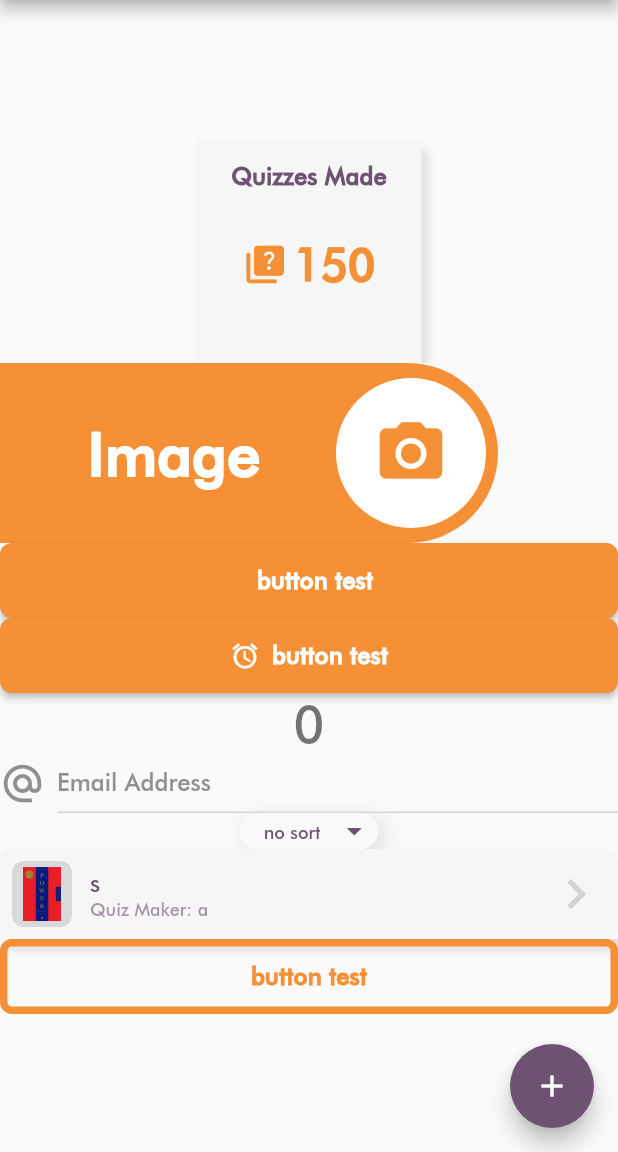
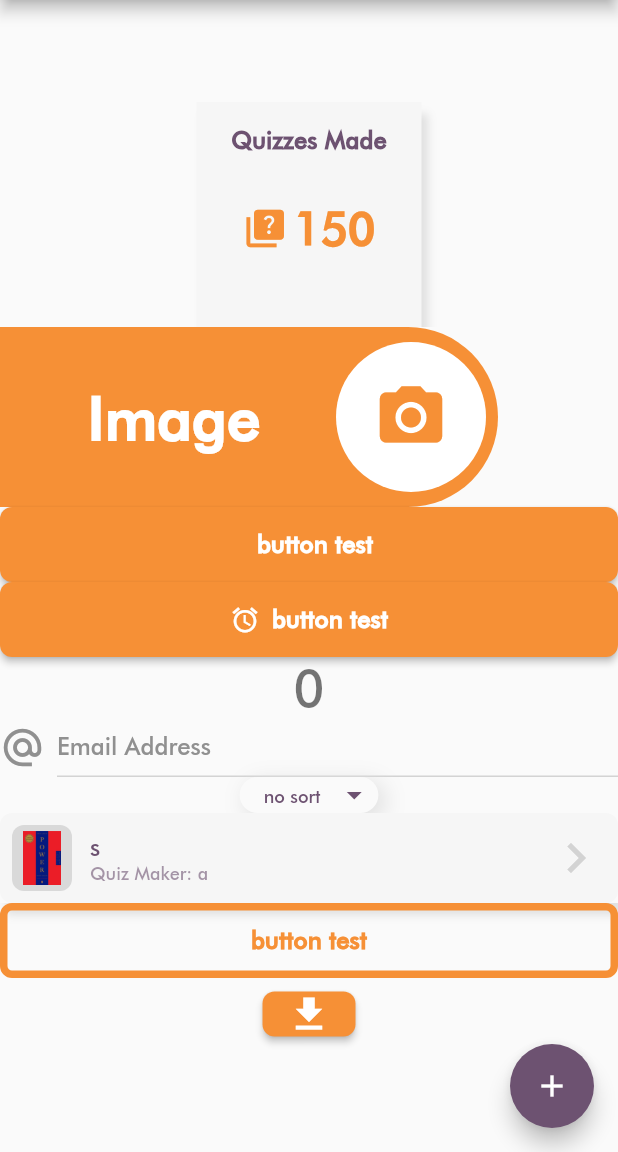
Before and after one commit to wonn0/quizpix, a Flutter app: the screen it shows after launch, on a phone screen of 412 x 824 dp, the part 84-1236 px from its top. Run offline on Flutter 3.47's test engine with Material 2 defaults, Android fonts, the phone set to English and light mode, and no system bars.

Commit message:
added icon button widget

```diff
--- a/lib/main.dart
+++ b/lib/main.dart
@@ -3,6 +3,7 @@ import 'package:quizpix/widgets/home_button.dart';
 import 'package:quizpix/widgets/pro_card.dart';
 import 'package:quizpix/widgets/q_button.dart';
 import 'package:quizpix/widgets/q_button_outline.dart';
+import 'package:quizpix/widgets/q_icon_button.dart';
 import 'package:quizpix/widgets/quiz_item.dart';
 import 'package:quizpix/widgets/q_dropdown_button.dart';
 import 'package:quizpix/widgets/search_bar.dart';
@@ -167,7 +168,10 @@ class _MyHomePageState extends State<MyHomePage> {
             ),
             // button sample
             QButton(onPress: () {}, label: 'button test', icon: null),
-            QButton(onPress: () {}, label: 'button test', icon:const Icon(Icons.access_alarm)),
+            QButton(
+                onPress: () {},
+                label: 'button test',
+                icon: const Icon(Icons.access_alarm)),
             Text(
               '$_counter',
               style: Theme.of(context).textTheme.headline4,
@@ -184,6 +188,7 @@ class _MyHomePageState extends State<MyHomePage> {
             QDropdownButton(isSort: true),
             QuizItem(author: 'a', title: 's', onPress: () {}),
             QButtonOutline(onPress: () {}, label: 'button test'),
+            QIconButton(onPress: () {}, icon: Icons.download),
           ],
         ),
       ),
--- /dev/null
+++ b/lib/widgets/q_icon_button.dart
@@ -0,0 +1,23 @@
+import 'package:flutter/material.dart';
+
+class QIconButton extends StatelessWidget {
+  const QIconButton({super.key, required this.onPress, required this.icon});
+
+  final Function() onPress;
+  final IconData icon;
+
+  @override
+  Widget build(BuildContext context) {
+    return ElevatedButton(
+      onPressed: onPress,
+      style: ElevatedButton.styleFrom(
+        minimumSize: const Size(50.0, 30.0),
+      ),
+      child: Icon(
+        icon,
+        size: 30.0,
+        color: const Color(0xffffffff),
+      ),
+    );
+  }
+}
```
